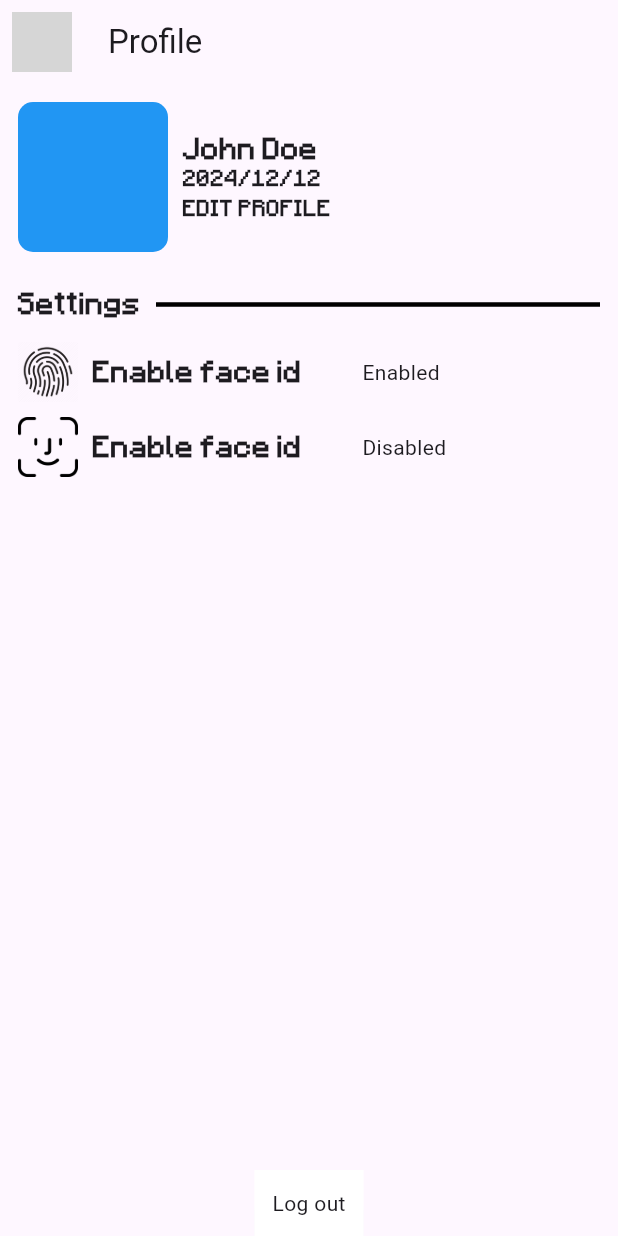
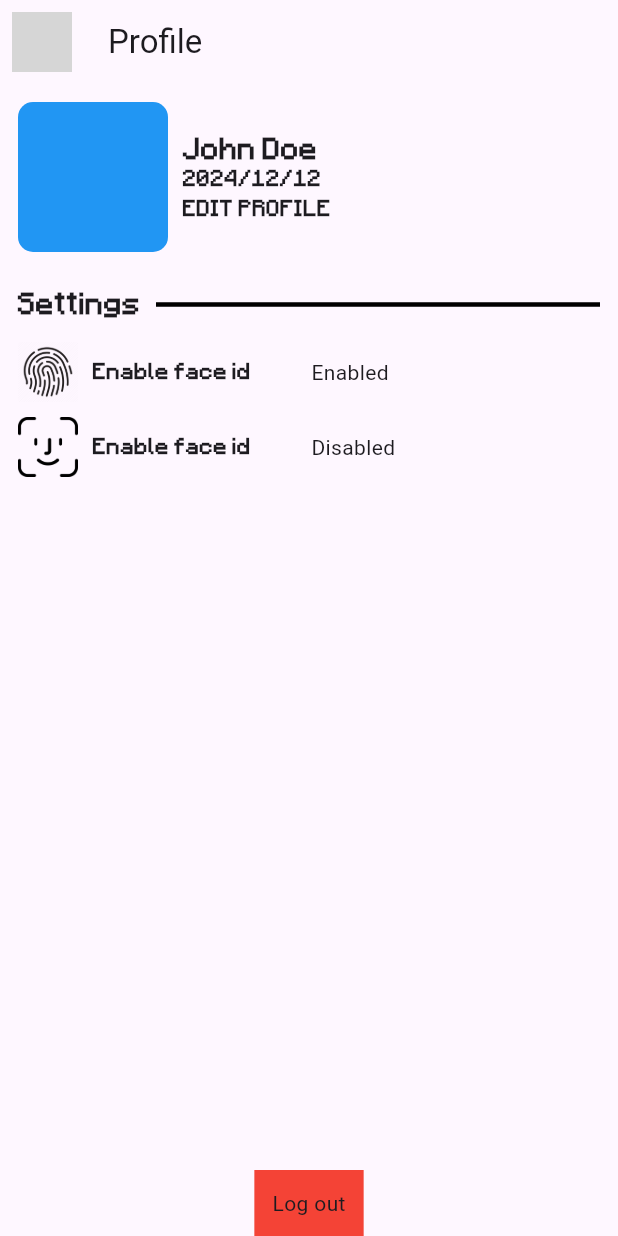
Before and after one commit to Moundier/pix-pass-client, a Flutter app: the UserPage screen opened directly, on a phone screen of 412 x 824 dp. Run offline on Flutter 3.47's test engine with Material 3 defaults, Android fonts, the light colour scheme and no system bars; our stand-ins replace equatable, flutter_bloc; missing offline and left inert: nes_ui; grey boxes are pictures that could not be loaded.

Commit message:
refactor: move files to screens folder!

```diff
--- a/lib/main.dart
+++ b/lib/main.dart
@@ -1,5 +1,5 @@
 
-import 'package:client_flutter/pages/page_login.dart';
+import 'package:client_flutter/screens/login_page.dart';
 import 'package:client_flutter/shared/widgets/my_button.dart';
 import 'package:client_flutter/shared/widgets/my_card.dart';
 import 'package:client_flutter/shared/widgets/my_input_container.dart';
--- a/lib/pages/page_about.dart
+++ b/lib/screens/about_page.dart
@@ -5,7 +5,7 @@ class AboutPage extends StatelessWidget {
 
   @override
   Widget build(BuildContext context) {
-    return Scaffold(
+    return const Scaffold(
 
     );
   }
--- a/lib/pages/page_secret.dart
+++ b/lib/screens/secret_page.dart
@@ -49,7 +49,7 @@ class OptionPageState extends State<SecretPage> {
     return Scaffold(
       backgroundColor: background,
       appBar: AppBar(
-        title: const Text('Option'),
+        title: const Text('Secret Page'),
         leading: Padding(
           padding: const EdgeInsets.all(8),
           child: NesIconButton(
--- a/lib/pages/page_profile.dart
+++ b/lib/screens/user_page.dart
@@ -1,9 +1,8 @@
-import 'package:client_flutter/pages/page_login.dart';
-import 'package:client_flutter/shared/events/event_transition.dart';
+import 'package:client_flutter/screens/login_page.dart';
+import 'package:client_flutter/shared/service/navigation_service.dart';
 import 'package:client_flutter/shared/widgets/my_button_text.dart';
 import 'package:client_flutter/shared/widgets/my_dialog.dart';
 import 'package:client_flutter/shared/widgets/my_text_field.dart';
-import 'package:fluentui_system_icons/fluentui_system_icons.dart';
 import 'package:flutter/material.dart';
 import 'package:nes_ui/nes_ui.dart';
 // import 'package:mini_sprite/mini_sprite.dart';
@@ -83,7 +82,7 @@ class UserPageState extends State<UserPage> {
                               child: const Text('EDIT PROFILE', style: TextStyle(fontSize: 12, fontWeight: FontWeight.bold, fontFamily: 'minecraftia'),),
                               onPressed: () {
                                 // Navigation
-                                CustomTransition.push(context, Update());
+                                NavigationService.push(context, Update());
                               },
                             )
                           ],
@@ -134,7 +133,7 @@ class UserPageState extends State<UserPage> {
                     "Enable face id", style: TextStyle(
                       fontFamily: 'minecraftia',
                       fontWeight: FontWeight.bold,
-                      fontSize: 16,
+                      fontSize: 12,
                     ),
                   ),
 
@@ -158,17 +157,18 @@ class UserPageState extends State<UserPage> {
               width: 400,
               child: Row(
                 children: [
+
                   Image.asset('assets/images/face_id.png', height: 40,),
                   const SizedBox(width: 10,),
                   const Text(
                     "Enable face id", style: TextStyle(
                       fontFamily: 'minecraftia',
                       fontWeight: FontWeight.bold,
-                      fontSize: 16,
+                      fontSize: 12,
                     ),
                   ),
 
-                  SizedBox(width: 40,),
+                  const SizedBox(width: 40,),
 
                   NesButton(
                     type: NesButtonType.error,
@@ -185,7 +185,7 @@ class UserPageState extends State<UserPage> {
         ),
       ),
       bottomSheet: Container(
-        color: Colors.white,
+        color: Colors.red,
         padding: EdgeInsets.all(12),
         child: NesButton(
           type: NesButtonType.error,
@@ -195,13 +195,16 @@ class UserPageState extends State<UserPage> {
               widget: Row(
                 mainAxisAlignment: MainAxisAlignment.center,
                 children: [
+
                   MyButtonText('Confirm', NesButtonType.success, () {
-                    CustomTransition.push(context, LoginPage());
+                    NavigationService.push(context, LoginPage());
                   }),
                   const SizedBox(width: 20,),
+
                   MyButtonText('Cancel', NesButtonType.error, () {
                     Navigator.of(context).pop(true);
                   }),
+
                 ],
               ),
             ).show(context);
--- a/lib/shared/models/secret.dart
+++ b/lib/shared/models/secret.dart
@@ -21,4 +21,5 @@ class Secret {
   void deleteSecret() {
 
   }
+
 }
--- a/lib/shared/events/navigation_service.dart
+++ b/lib/shared/service/navigation_service.dart
@@ -11,7 +11,8 @@ class NavigationService extends StatelessElement {
   }
 
   static void push(BuildContext context, page) {
-    Navigator.of(context).push(transitionFill(page));
+    dynamic animation = transitionHorizontal(page);
+    Navigator.of(context).push(animation);
   }
 
   static PageRouteBuilder transitionFill(page) {
--- a/lib/shared/widgets/my_card.dart
+++ b/lib/shared/widgets/my_card.dart
@@ -1,5 +1,5 @@
-import 'package:client_flutter/pages/page_secret.dart';
-import 'package:client_flutter/shared/events/navigation_service.dart';
+import 'package:client_flutter/screens/secret_page.dart';
+import 'package:client_flutter/shared/service/navigation_service.dart';
 import 'package:flutter/cupertino.dart';
 import 'package:flutter/material.dart';
 import 'package:flutter/widgets.dart';
--- a/lib/shared/widgets/my_navbar.dart
+++ b/lib/shared/widgets/my_navbar.dart
@@ -1,6 +1,6 @@
 import 'package:client_flutter/main.dart';
-import 'package:client_flutter/pages/page_profile.dart';
-import 'package:client_flutter/shared/events/navigation_service.dart';
+import 'package:client_flutter/screens/user_page.dart';
+import 'package:client_flutter/shared/service/navigation_service.dart';
 import 'package:flutter/material.dart';
 import 'package:nes_ui/nes_ui.dart';
 
```
Also changed, not shown: lib/screens/login_page.dart (renamed from lib/pages/page_login.dart, +5 -2 lines), lib/screens/register_page.dart (added, +12 -0 lines), lib/shared/service/style_service.dart (added, +25 -0 lines), lib/shared/widgets/my_card_copy.dart (+17 -6 lines), lib/screens/home_page.dart (renamed from lib/pages/page_supplier.dart), lib/shared/service/event_color.dart (added), lib/shared/service/login.event.dart (added), pubspec.lock, 1 other file.
